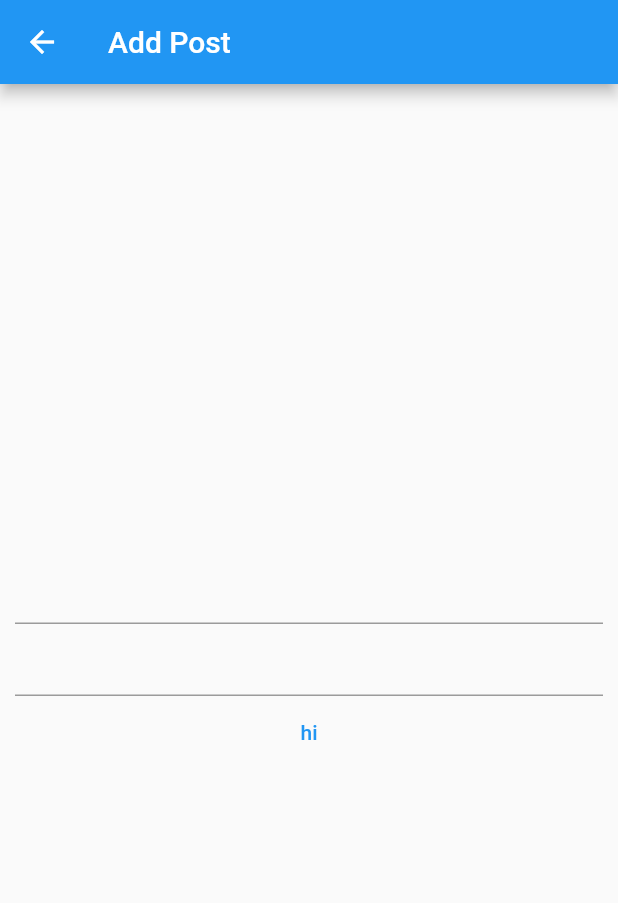
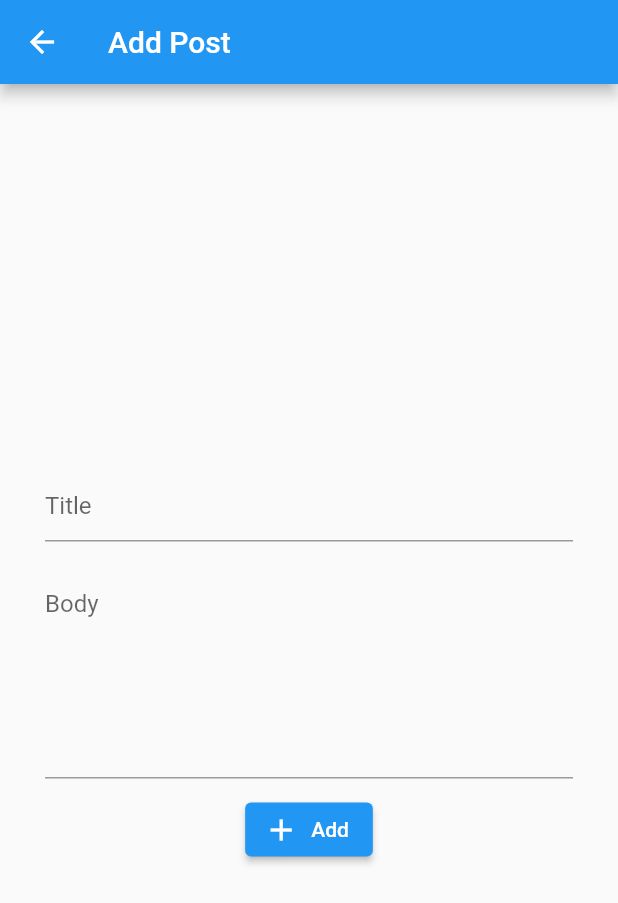
Before and after one commit to Trippomina/clean_architecture_posts_app, a Flutter app: the PostAddUpdatePage screen opened directly, on a phone screen of 412 x 824 dp. Shown: the top 903 px of the screen. Run offline on Flutter 3.47's test engine with Material 2 defaults, Android fonts, the phone set to English and light mode, and no system bars; our stand-ins replace bloc, dartz, equatable, flutter_bloc, get_it, internet_connection_checker and 1 more; accounts and stored records are empty; network calls fail.

Commit message:
Finished add/update post page

```diff
--- a/lib/features/posts/data/modals/post_model.dart
+++ b/lib/features/posts/data/modals/post_model.dart
@@ -1,7 +1,7 @@
 import 'package:clean_architecture_posts_app/features/posts/domain/entities/post.dart';
 
 class PostModel extends Post {
-  PostModel({required int id, required String title, required String body})
+  PostModel({int? id, required String title, required String body})
       : super(id: id, title: title, body: body);
 
   factory PostModel.fromJson(Map<String, dynamic> json) {
--- a/lib/features/posts/data/repositories/post_repository_impl.dart
+++ b/lib/features/posts/data/repositories/post_repository_impl.dart
@@ -46,8 +46,7 @@ class PostRepositoryImpl implements PostsRepository {
   @override
   Future<Either<Failure, Unit>> addPost(Post post) async {
     //convert post entity (domain layer) to post model (data layer)
-    final PostModel postModel =
-        PostModel(id: post.id, title: post.title, body: post.body);
+    final PostModel postModel = PostModel(title: post.title, body: post.body);
     return await _getMessage(() {
       return remoteDataSource.addPost(postModel);
     });
--- a/lib/features/posts/domain/entities/post.dart
+++ b/lib/features/posts/domain/entities/post.dart
@@ -3,11 +3,11 @@
 import 'package:equatable/equatable.dart';
 
 class Post extends Equatable {
-  final int id;
+  final int? id;
   final String title;
   final String body;
 
-  Post({required this.id, required this.title, required this.body});
+  Post({this.id, required this.title, required this.body});
 
   @override
   List<Object?> get props => [id, title, body];
--- a/lib/features/posts/presentation/pages/post_add_update_page.dart
+++ b/lib/features/posts/presentation/pages/post_add_update_page.dart
@@ -16,7 +16,7 @@ class PostAddUpdatePage extends StatelessWidget {
   Widget build(BuildContext context) {
     return Scaffold(
       appBar: _buildAppBar(),
-      body: _buildBody(context),
+      body: _buildBody(),
     );
   }
 
@@ -24,7 +24,7 @@ class PostAddUpdatePage extends StatelessWidget {
     return AppBar(title: Text(isUpdate ? "Edit Post" : "Add Post"));
   }
 
-  Widget _buildBody(BuildContext context) {
+  Widget _buildBody() {
     return Center(
       child: Padding(
         padding: const EdgeInsets.all(10),
@@ -36,7 +36,7 @@ class PostAddUpdatePage extends StatelessWidget {
               Navigator.of(context).pushAndRemoveUntil(
                   MaterialPageRoute(builder: (_) => PostsPage()),
                   (route) => false);
-            } else if (state is MessageDeleteUpdatePostState) {
+            } else if (state is ErrorAddDeleteUpdatePostState) {
               SnackBarMessage()
                   .showErrorSnackBar(message: state.message, context: context);
             }
--- /dev/null
+++ b/lib/features/posts/presentation/widgets/add_update_post_page_widgets/form_submit_btn.dart
@@ -0,0 +1,17 @@
+import 'package:flutter/material.dart';
+
+class FormSubmitBtn extends StatelessWidget {
+  final bool isUpdate;
+  final void Function() onPressed;
+
+  const FormSubmitBtn(
+      {super.key, required this.isUpdate, required this.onPressed});
+
+  @override
+  Widget build(BuildContext context) {
+    return ElevatedButton.icon(
+        onPressed: onPressed,
+        icon: isUpdate ? Icon(Icons.edit) : Icon(Icons.add),
+        label: Text(isUpdate ? "Update" : "Add"));
+  }
+}
--- a/lib/features/posts/presentation/widgets/add_update_post_page_widgets/form_widget.dart
+++ b/lib/features/posts/presentation/widgets/add_update_post_page_widgets/form_widget.dart
@@ -1,5 +1,9 @@
 import 'package:clean_architecture_posts_app/features/posts/domain/entities/post.dart';
+import 'package:clean_architecture_posts_app/features/posts/presentation/bloc/add_delete_update_post/add_delete_update_post_bloc.dart';
+import 'package:clean_architecture_posts_app/features/posts/presentation/widgets/add_update_post_page_widgets/form_submit_btn.dart';
+import 'package:clean_architecture_posts_app/features/posts/presentation/widgets/add_update_post_page_widgets/text_form_field_widget.dart';
 import 'package:flutter/material.dart';
+import 'package:flutter_bloc/flutter_bloc.dart';
 
 class FormWidget extends StatefulWidget {
   final bool isUpdate;
@@ -33,10 +37,31 @@ class _FormWidgetState extends State<FormWidget> {
           mainAxisAlignment: MainAxisAlignment.center,
           crossAxisAlignment: CrossAxisAlignment.center,
           children: [
-            TextField(),
-            TextField(),
-            TextButton(onPressed: () {}, child: Text("hi"))
+            TextFormFieldWidget(
+                name: "Title", multiline: false, controller: _titleController),
+            TextFormFieldWidget(
+                name: "Body", multiline: true, controller: _bodyController),
+            FormSubmitBtn(
+                isUpdate: widget.isUpdate,
+                onPressed: validateFormThenUpdateOrAddPost)
           ]),
     );
   }
+
+  void validateFormThenUpdateOrAddPost() {
+    final isValid = _formKey.currentState!.validate();
+    if (isValid) {
+      final post = Post(
+          id: widget.isUpdate ? widget.post!.id : null,
+          title: _titleController.text,
+          body: _bodyController.text);
+      if (widget.isUpdate) {
+        BlocProvider.of<AddDeleteUpdatePostBloc>(context)
+            .add(UpdatePostEvent(post: post));
+      } else {
+        BlocProvider.of<AddDeleteUpdatePostBloc>(context)
+            .add(AddPostEvent(post: post));
+      }
+    }
+  }
 }
--- /dev/null
+++ b/lib/features/posts/presentation/widgets/add_update_post_page_widgets/text_form_field_widget.dart
@@ -0,0 +1,25 @@
+import 'package:flutter/material.dart';
+
+class TextFormFieldWidget extends StatelessWidget {
+  final TextEditingController controller;
+  final bool multiline;
+  final String name;
+  const TextFormFieldWidget(
+      {super.key,
+      required this.controller,
+      required this.multiline,
+      required this.name});
+
+  @override
+  Widget build(BuildContext context) {
+    return Padding(
+        padding: const EdgeInsets.symmetric(vertical: 10, horizontal: 20),
+        child: TextFormField(
+          controller: controller,
+          validator: (val) => val!.isEmpty ? name + " can't be empty" : null,
+          decoration: InputDecoration(hintText: name),
+          minLines: multiline ? 6 : 1,
+          maxLines: multiline ? 6 : 1,
+        ));
+  }
+}
```
